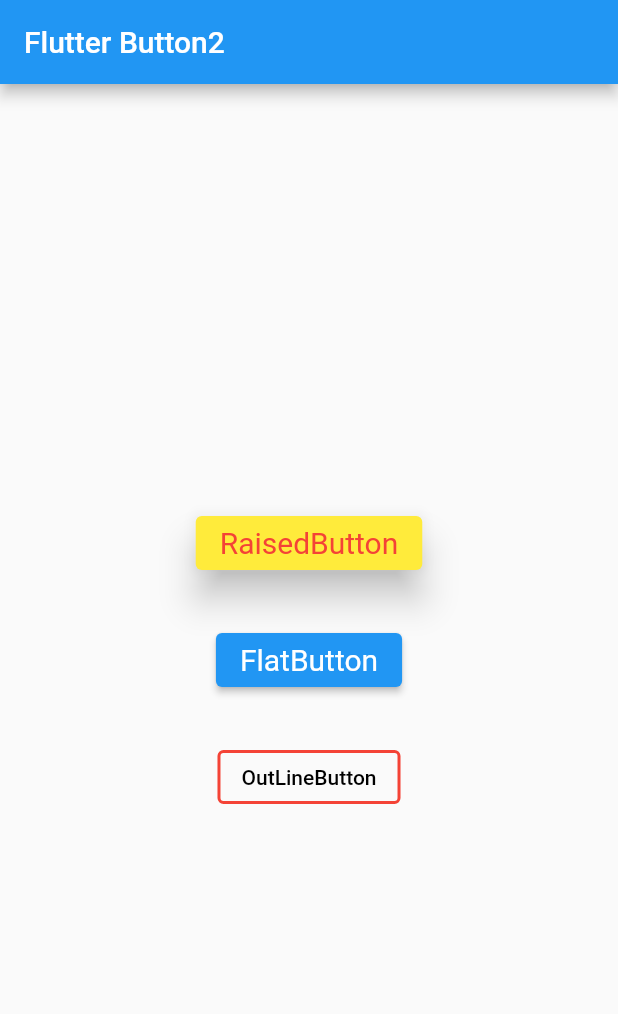
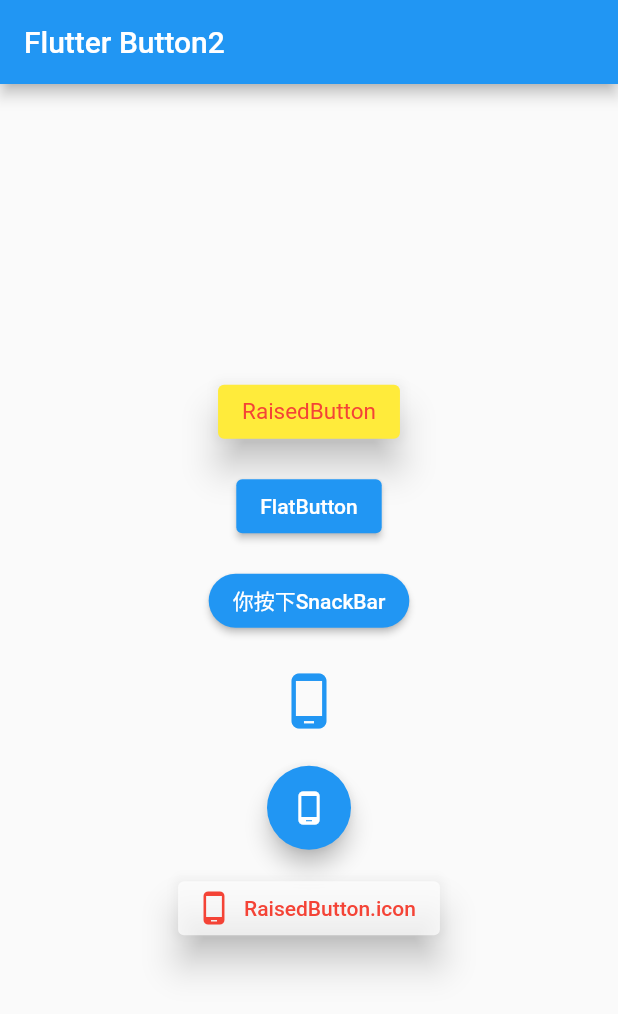
Before and after one commit to SeanTsai0/button, a Flutter app: the screen it shows after launch, on a phone screen of 412 x 824 dp. Shown: the top 1014 px of the screen. Run offline on Flutter 3.47's test engine with Material 2 defaults, Android fonts, the phone set to English and light mode, and no system bars; our stand-ins replace fluttertoast.

Commit message:
新增image/pic4

```diff
--- a/lib/main.dart
+++ b/lib/main.dart
@@ -34,31 +34,61 @@ class MyStatelessWidget extends StatelessWidget {
             style: ElevatedButton.styleFrom(
                 primary: Colors.yellow,
                 onPrimary: Colors.red,
-                textStyle: const TextStyle(fontSize: 20),
+                textStyle: const TextStyle(fontSize: 15),
                 shadowColor: Colors.black,
                 elevation: 10,
             ),
             onPressed: (){},
             child: Text('RaisedButton'),
           ),
-          const SizedBox(height: 30),
+          const SizedBox(height: 15),
           ElevatedButton(
             style: ElevatedButton.styleFrom(
               primary: Colors.blue,
-
-              textStyle: const TextStyle(fontSize: 20)
             ),
               onPressed: (){},
               child: Text('FlatButton')
           ),
-          const SizedBox(height: 30),
-          OutlinedButton(
-            style: OutlinedButton.styleFrom(
-              primary: Colors.black,
-              side: BorderSide(width: 2,color: Colors.red),
+          const SizedBox(height: 15),
+          ElevatedButton(
+            style: ElevatedButton.styleFrom(
+              shape: RoundedRectangleBorder(borderRadius: BorderRadius.circular(20)),
             ),
+            onPressed: (){final snackBar = SnackBar(
+              content: const Text('你按下RaisedButton'),
+              duration: Duration(seconds: 3),
+              backgroundColor: Colors.blue,
+              shape: RoundedRectangleBorder(borderRadius: BorderRadius.circular(20)),
+              action: SnackBarAction(
+                label: 'Toast訊息',
+                textColor: Colors.white,
+                onPressed: (){}
+              ),
+            );
+            ScaffoldMessenger.of(context).showSnackBar(snackBar);},
+            child: Text('你按下SnackBar')),
+          const SizedBox(height: 15),
+          IconButton(
+            icon: Icon(Icons.phone_android,color: Colors.blue),
             onPressed: (){},
-            child: Text('OutLineButton')
+            iconSize: 40,
+          ),
+          const SizedBox(height: 15),
+          FloatingActionButton(
+              onPressed: (){},
+            child: const Icon(Icons.phone_android),
+          ),
+          const SizedBox(height: 15),
+          ElevatedButton.icon(
+            onPressed: (){},
+            icon: Icon(Icons.phone_android),
+            label: Text('RaisedButton.icon'),
+            style: ElevatedButton.styleFrom(
+              shadowColor: Colors.black,
+              elevation: 10,
+              onPrimary: Colors.red,
+              primary: Colors.white70,
+            ),
           ),
         ],
       ),
```
Also changed, not shown: lib/app_body.dart (deleted, +0 -66 lines), image/pic4.png (added).
